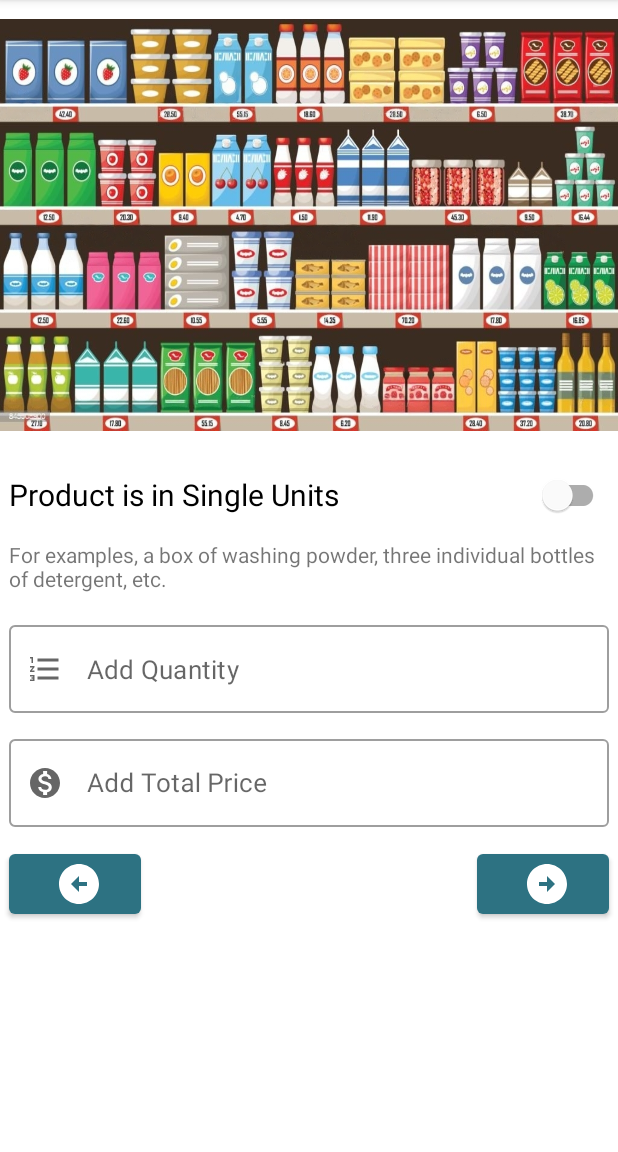
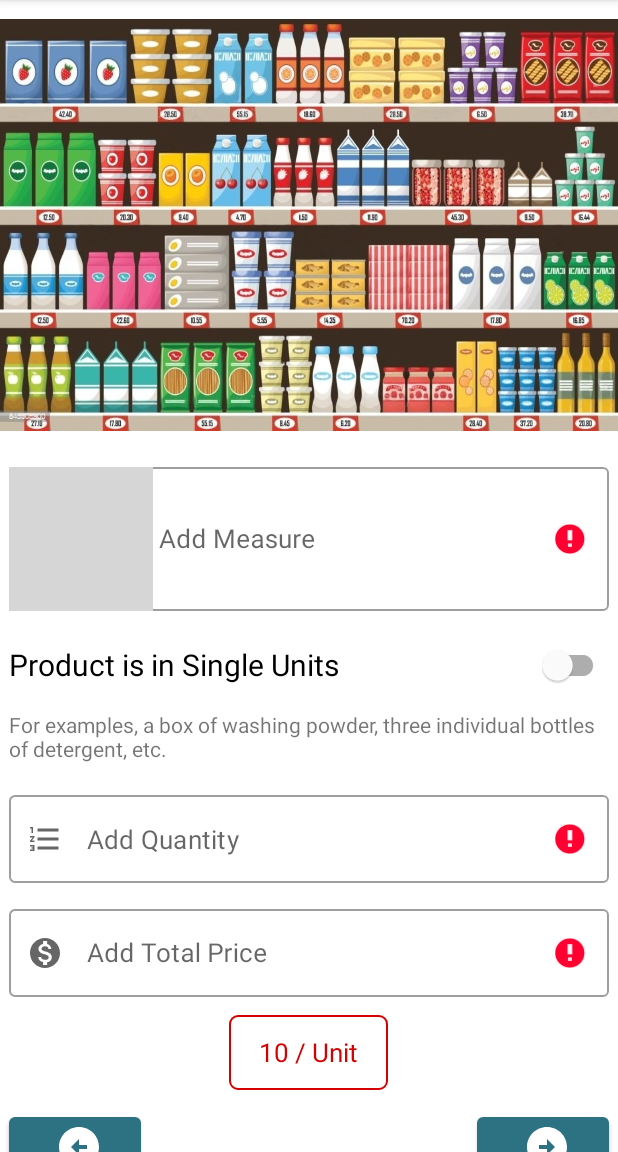
Before and after one commit to Abid357/grocery-lab, an Android app: the fragment RecordQuantityFragment shown on its own in the app's theme, on a phone screen of 412 x 824 dp, the part 84-1236 px from its top. Run offline under Robolectric (Android 15) with nearby library versions, the phone set to English and light mode, and no system bars; 3 statements that could not run were skipped; grey boxes are pictures that could not be loaded.

Commit message:
add computation for per price

```diff
--- /dev/null
+++ b/app/src/main/java/com/example/myapplication/core/NumericTextWatcher.java
@@ -0,0 +1,44 @@
+package com.example.myapplication.core;
+
+import android.text.Editable;
+import android.text.TextUtils;
+import android.text.TextWatcher;
+
+import com.example.myapplication.fragment.RecordQuantityFragment;
+import com.google.android.material.textfield.TextInputEditText;
+
+public class NumericTextWatcher implements TextWatcher {
+
+    private final TextInputEditText editText;
+
+    private final RecordQuantityFragment fragment;
+
+    public NumericTextWatcher(TextInputEditText editText, RecordQuantityFragment fragment){
+        this.editText = editText;
+        this.fragment = fragment;
+    }
+
+    @Override
+    public void beforeTextChanged(CharSequence charSequence, int i, int i1, int i2) {
+
+    }
+
+    @Override
+    public void onTextChanged(CharSequence charSequence, int i, int i1, int i2) {
+
+    }
+
+    @Override
+    public void afterTextChanged(Editable editable) {
+        if (TextUtils.isEmpty(editable)) {
+            editText.setError("Mandatory field");
+            return;
+        }
+        if (Double.parseDouble(editable.toString()) == 0) {
+            editText.setError("Cannot be zero");
+            return;
+        }
+        editText.setError(null);
+        fragment.computePerPrice();
+    }
+}
--- a/app/src/main/java/com/example/myapplication/fragment/RecordQuantityFragment.java
+++ b/app/src/main/java/com/example/myapplication/fragment/RecordQuantityFragment.java
@@ -2,9 +2,14 @@ package com.example.myapplication.fragment;
 
 import android.content.Intent;
 import android.os.Bundle;
+import android.text.Editable;
+import android.text.TextUtils;
+import android.text.TextWatcher;
+import android.util.Log;
 import android.view.LayoutInflater;
 import android.view.View;
 import android.view.ViewGroup;
+import android.widget.EditText;
 import android.widget.TextView;
 import android.widget.Toast;
 
@@ -15,6 +20,7 @@ import androidx.fragment.app.FragmentManager;
 import com.example.myapplication.R;
 import com.example.myapplication.activity.MainActivity;
 import com.example.myapplication.core.Database;
+import com.example.myapplication.core.NumericTextWatcher;
 import com.example.myapplication.core.Product;
 import com.example.myapplication.core.Record;
 import com.google.android.material.button.MaterialButton;
@@ -22,7 +28,49 @@ import com.google.android.material.switchmaterial.SwitchMaterial;
 import com.google.android.material.textfield.TextInputEditText;
 import com.google.android.material.textfield.TextInputLayout;
 
+import java.text.DecimalFormat;
+import java.util.ArrayList;
+import java.util.HashMap;
+import java.util.List;
+import java.util.Map;
+
 public class RecordQuantityFragment extends Fragment {
+
+    private TextView perPriceTextView;
+    private TextInputEditText measureEditText, packageQuantityEditText, priceEditText, quantityEditText;
+    private Product product;
+    private SwitchMaterial packageSwitch;
+
+    private DecimalFormat decimalFormat;
+
+
+    /**
+     * pricePerUom = price / measure / quantity;
+     * pricePerUom = (price / packageQuantity) / measure / quantity; if packaged
+     */
+    public void computePerPrice() {
+        double totalPrice = 0, quantity = 0, packageQuantity = 0, measure = 0, perPrice = 0;
+        if (measureEditText.getVisibility() == View.VISIBLE && measureEditText.getError() == null)
+            measure = Double.parseDouble(measureEditText.getText().toString());
+        if (quantityEditText.getError() == null)
+            quantity = Double.parseDouble(quantityEditText.getText().toString());
+        if (priceEditText.getError() == null)
+            totalPrice = Double.parseDouble(priceEditText.getText().toString());
+        if (packageQuantityEditText.getVisibility() == View.VISIBLE && packageQuantityEditText.getError() == null)
+            packageQuantity = Double.parseDouble(packageQuantityEditText.getText().toString());
+
+        if (totalPrice != 0 && quantity != 0)
+            perPrice = totalPrice / quantity;
+        if (measure != 0)
+            perPrice /=  measure;
+        if (packageQuantity != 0)
+            perPrice /= packageQuantity;
+        perPriceTextView.setText(decimalFormat.format(perPrice) + " per " + product.getUom());
+    }
+
+    private boolean isUnit() {
+        return product.getUom().equals("Unit");
+    }
 
     @Override
     public View onCreateView(LayoutInflater inflater, ViewGroup container,
@@ -33,20 +81,34 @@ public class RecordQuantityFragment extends Fragment {
         String productName;
         assert bundle != null;
         productName = bundle.getString("product");
-        Product product = Database.withContext(getContext()).getProductByName(productName);
+        product = Database.withContext(getContext()).getProductByName(productName);
+        decimalFormat = new DecimalFormat("0.##");
 
-        TextInputEditText measureEditText = view.findViewById(R.id.measureEditText);
+        perPriceTextView = view.findViewById(R.id.perPriceTextView);
+        measureEditText = view.findViewById(R.id.measureEditText);
+        measureEditText.addTextChangedListener(new NumericTextWatcher(measureEditText, this));
+        measureEditText.postDelayed(() -> measureEditText.setText(""), 200);
+
         TextInputLayout measureInputLayout = view.findViewById(R.id.measureInputLayout);
-        if (!product.getUom().equals("Unit"))
+        if (!isUnit())
             measureInputLayout.setSuffixText(product.getUom());
         else
             measureInputLayout.setVisibility(View.GONE);
 
-        TextInputEditText packageQuantityEditText = view.findViewById(R.id.packageQuantityEditText);
-        TextInputEditText priceEditText = view.findViewById(R.id.priceEditText);
-        TextInputEditText quantityEditText = view.findViewById(R.id.quantityEditText);
+        packageQuantityEditText = view.findViewById(R.id.packageQuantityEditText);
+        packageQuantityEditText.addTextChangedListener(new NumericTextWatcher(packageQuantityEditText, this));
+        packageQuantityEditText.postDelayed(() -> packageQuantityEditText.setText(""), 200);
+
+        priceEditText = view.findViewById(R.id.priceEditText);
+        priceEditText.addTextChangedListener(new NumericTextWatcher(priceEditText, this));
+        priceEditText.postDelayed(() -> priceEditText.setText(""), 200);
+
+        quantityEditText = view.findViewById(R.id.quantityEditText);
+        quantityEditText.addTextChangedListener(new NumericTextWatcher(quantityEditText, this));
+        quantityEditText.postDelayed(() -> quantityEditText.setText(""), 200);
+
         TextView switchTextView = view.findViewById(R.id.packageSwitchTextView);
-        SwitchMaterial packageSwitch = view.findViewById(R.id.packageSwitch);
+        packageSwitch = view.findViewById(R.id.packageSwitch);
         TextInputLayout packageQuantityInputLayout = view.findViewById(R.id.packageQuantityInputLayout);
         packageQuantityInputLayout.setHint("Units Inside One Package");
         packageSwitch.setOnCheckedChangeListener((compoundButton, b) -> {
@@ -107,4 +169,5 @@ public class RecordQuantityFragment extends Fragment {
         }
         return false;
     }
+
 }
--- /dev/null
+++ b/app/src/main/res/drawable/border_text_view.xml
@@ -0,0 +1,21 @@
+<?xml version="1.0" encoding="utf-8"?>
+<shape xmlns:android="http://schemas.android.com/apk/res/android"
+    android:shape="rectangle" >
+
+    <!-- View background color -->
+    <solid
+        android:color="#00FFFFFF" >
+    </solid>
+
+    <!-- View border color and width -->
+    <stroke
+        android:width="1dp"
+        android:color="#D50000" >
+    </stroke>
+
+    <!-- The radius makes the corners rounded -->
+    <corners
+        android:radius="5dp"   >
+    </corners>
+
+</shape>
--- a/app/src/main/res/layout/fragment_record_quantity.xml
+++ b/app/src/main/res/layout/fragment_record_quantity.xml
@@ -108,12 +108,27 @@
                 android:layout_width="match_parent"
                 android:layout_height="wrap_content">
 
+                <TextView
+                    android:id="@+id/perPriceTextView"
+                    android:layout_width="wrap_content"
+                    android:layout_height="50dp"
+                    android:layout_alignParentTop="true"
+                    android:layout_centerInParent="true"
+                    android:layout_margin="6dp"
+                    android:background="@drawable/border_text_view"
+                    android:gravity="center_vertical|center_horizontal"
+                    android:paddingLeft="20dp"
+                    android:paddingRight="20dp"
+                    android:text="10 / Unit"
+                    android:textColor="#D50000"
+                    android:textSize="17sp" />
+
                 <com.google.android.material.button.MaterialButton
                     android:id="@+id/quantityNextButton"
                     android:layout_width="wrap_content"
                     android:layout_height="wrap_content"
-                    android:layout_alignParentTop="true"
                     android:layout_alignParentEnd="true"
+                    android:layout_below="@id/perPriceTextView"
                     android:layout_margin="6dp"
                     android:contentDescription="Next"
                     android:drawableEnd="@drawable/baseline_arrow_circle_right_24"
@@ -124,8 +139,8 @@
                     android:layout_width="wrap_content"
                     android:layout_height="wrap_content"
                     android:layout_alignParentStart="true"
-                    android:layout_alignParentTop="true"
                     android:layout_margin="6dp"
+                    android:layout_below="@id/perPriceTextView"
                     android:contentDescription="Back"
                     android:drawableEnd="@drawable/baseline_arrow_circle_left_24"
                     android:paddingEnd="25dp" />
```
